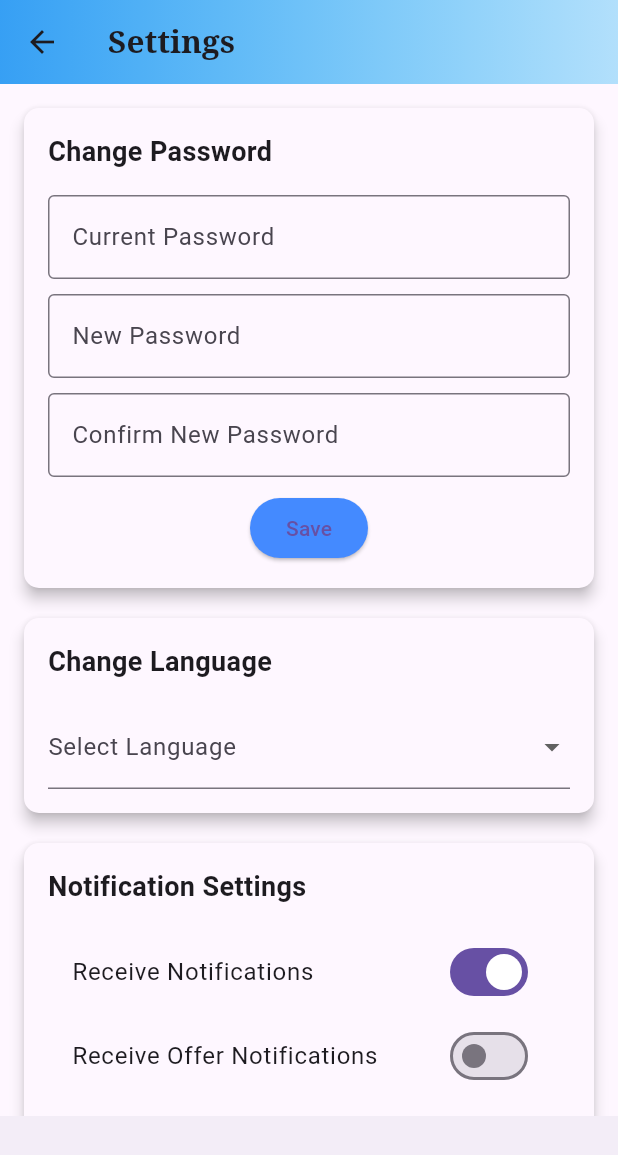
After one commit to pradumkumar01/online_kachahari, a Flutter app: the SettingsPage screen opened directly, on a phone screen of 412 x 824 dp. The commit adds this screen. Shown: the top 1155 px of the screen. Run offline on Flutter 3.47's test engine with Material 3 defaults, Android fonts, the phone set to English and light mode, and no system bars; our stand-ins replace curved_navigation_bar, font_awesome_flutter.

Commit message:
settigs added

```diff
--- a/lib/main.dart
+++ b/lib/main.dart
@@ -19,6 +19,7 @@ class _MyAppState extends State<MyApp> {
   Widget build(BuildContext context) {
     return MaterialApp(
       debugShowCheckedModeBanner: false,
+
       home: HomePage(),
     );
   }
--- a/lib/screens/HomePage.dart
+++ b/lib/screens/HomePage.dart
@@ -6,6 +6,7 @@ import 'package:flutter_online_kachehari/screens/Login_Screen.dart';
 import 'package:flutter_online_kachehari/screens/Notification.dart';
 import 'package:flutter_online_kachehari/screens/Policy.dart';
 import 'package:flutter_online_kachehari/screens/Services.dart';
+import 'package:flutter_online_kachehari/screens/Settings.dart';
 import 'package:flutter_online_kachehari/screens/TermsConditions.dart';
 import 'package:flutter_online_kachehari/screens/TrendingBlogs.dart';
 import 'package:font_awesome_flutter/font_awesome_flutter.dart';
@@ -173,17 +174,8 @@ class _HomePageState extends State<HomePage> {
                       );
                     }));
                   } else if (item['title'] == 'Settings') {
-                    Navigator.of(context)
-                        .push(MaterialPageRoute(builder: (context) {
-                      return Scaffold(
-                        appBar: AppBar(
-                          title: Text('Settings'),
-                        ),
-                        body: Center(
-                          child: Text('Settings Page'),
-                        ),
-                      );
-                    }));
+                    Navigator.of(context).push(
+                        MaterialPageRoute(builder: (context) => SettingsPage()));
                   } else if (item['title'] == 'Privacy Policies') {
                     Navigator.of(context).push(
                         MaterialPageRoute(builder: (context) => Policy()));
--- /dev/null
+++ b/lib/screens/Settings.dart
@@ -0,0 +1,170 @@
+import 'package:flutter/material.dart';
+
+class SettingsPage extends StatefulWidget {
+  @override
+  _SettingsPageState createState() => _SettingsPageState();
+}
+
+class _SettingsPageState extends State<SettingsPage> {
+  bool isDarkMode = false;
+
+  @override
+  Widget build(BuildContext context) {
+    return Scaffold(
+      appBar: AppBar(
+        title: const Text("Settings",style: TextStyle(fontFamily: "serif",fontSize: 21,fontWeight: FontWeight.bold),),
+
+        flexibleSpace: Container(
+          decoration: BoxDecoration(
+              gradient: LinearGradient(colors: [
+                Colors.blue.withOpacity(0.9),
+                Colors.lightBlue.withOpacity(0.3),
+              ])
+          ),
+        ),
+      ),
+        body: SettingsScreen(),
+        bottomNavigationBar: BottomAppBar(
+          child: Padding(
+            padding: const EdgeInsets.only(left: 12.0, bottom: 12.0),
+          ),
+        ),
+      );
+
+  }
+}
+
+class SettingsScreen extends StatefulWidget {
+  @override
+  _SettingsScreenState createState() => _SettingsScreenState();
+}
+
+class _SettingsScreenState extends State<SettingsScreen> {
+  bool _receiveNotifications = true;
+  bool _receiveOffers = false;
+  bool _receiveAppUpdates = true;
+
+  @override
+  Widget build(BuildContext context) {
+    return SingleChildScrollView(
+      child: Padding(
+        padding: const EdgeInsets.all(12.0),
+        child: Column(
+          crossAxisAlignment: CrossAxisAlignment.start,
+          children: <Widget>[
+
+            _buildSettingsCard(
+              title: 'Change Password',
+              content: Column(
+                children: <Widget>[
+                  _buildTextField('Current Password'),
+                  const SizedBox(height: 10),
+                  _buildTextField('New Password'),
+                  const SizedBox(height: 10),
+                  _buildTextField('Confirm New Password'),
+                  const SizedBox(height: 10),
+                  ElevatedButton(
+                    onPressed: () {
+
+                    },
+                    style: ElevatedButton.styleFrom(
+                      backgroundColor: Colors.blueAccent, // Change this to any color you want
+                    ),
+                    child: Text('Save'),
+                  ),
+                ],
+              ),
+            ),
+            SizedBox(height: 12.0),
+
+
+            _buildSettingsCard(
+              title: 'Change Language',
+              content: DropdownButtonFormField<String>(
+                items: ['English', 'Hindi']
+                    .map((String language) {
+                  return DropdownMenuItem<String>(
+                    value: language,
+                    child: Text(language),
+                  );
+                }).toList(),
+                onChanged: (String? value) {
+
+                },
+                decoration: InputDecoration(labelText: 'Select Language'),
+              ),
+            ),
+            SizedBox(height: 12.0),
+
+
+            _buildSettingsCard(
+              title: 'Notification Settings',
+              content: Column(
+                children: <Widget>[
+                  _buildSwitch('Receive Notifications', _receiveNotifications,
+                          (bool value) {
+                        setState(() {
+                          _receiveNotifications = value;
+                        });
+                      }),
+                  _buildSwitch('Receive Offer Notifications', _receiveOffers,
+                          (bool value) {
+                        setState(() {
+                          _receiveOffers = value;
+                        });
+                      }),
+                  _buildSwitch('Receive App Update Notifications',
+                      _receiveAppUpdates, (bool value) {
+                        setState(() {
+                          _receiveAppUpdates = value;
+                        });
+                      }),
+                ],
+              ),
+            ),
+          ],
+        ),
+      ),
+    );
+  }
+
+  // Helper method to create a card
+  Widget _buildSettingsCard({required String title, required Widget content}) {
+    return Card(
+      elevation: 4.0,
+      color: Theme.of(context).cardColor, // Card color adapts to the theme
+      shape: RoundedRectangleBorder(borderRadius: BorderRadius.circular(10)),
+      child: Padding(
+        padding: const EdgeInsets.all(16.0),
+        child: Column(
+          crossAxisAlignment: CrossAxisAlignment.start,
+          children: <Widget>[
+            Text(title, style: TextStyle(fontSize: 18, fontWeight: FontWeight.bold)),
+            SizedBox(height: 16.0),
+            content,
+          ],
+        ),
+      ),
+    );
+  }
+
+
+  Widget _buildTextField(String labelText) {
+    return TextField(
+      decoration: InputDecoration(
+        labelText: labelText,
+        border: OutlineInputBorder(),
+      ),
+    );
+  }
+
+
+  Widget _buildSwitch(
+      String title, bool value, Function(bool) onChanged) {
+    return SwitchListTile(
+      title: Text(title),
+      value: value,
+      onChanged: onChanged,
+    );
+  }
+}
```
